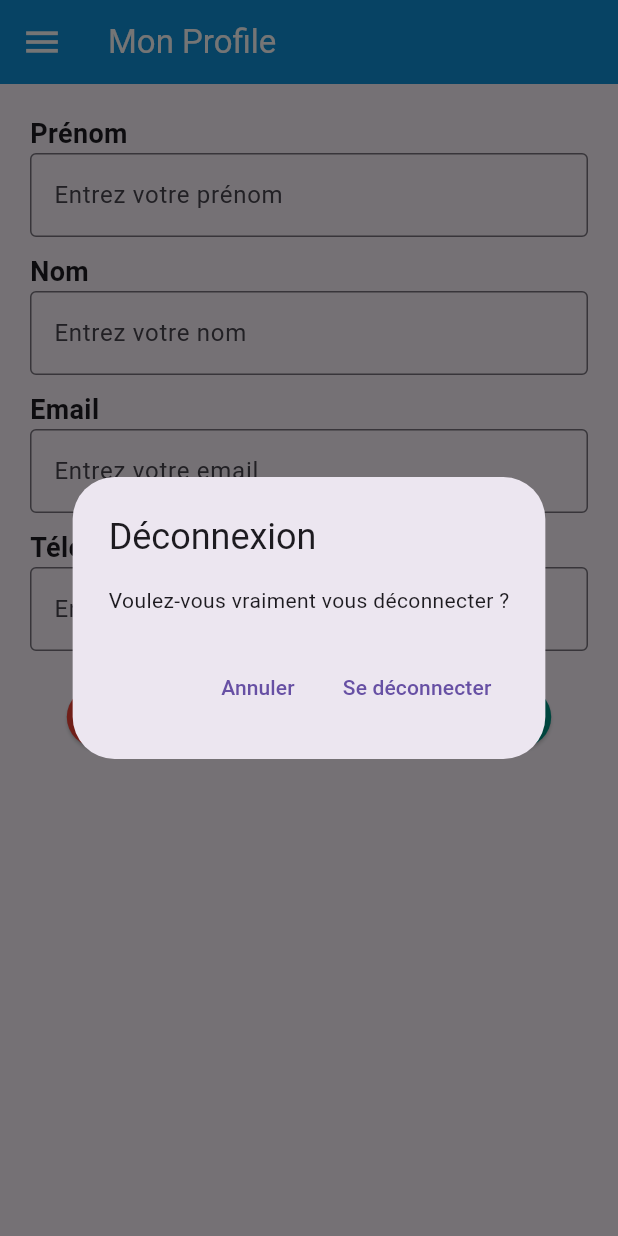
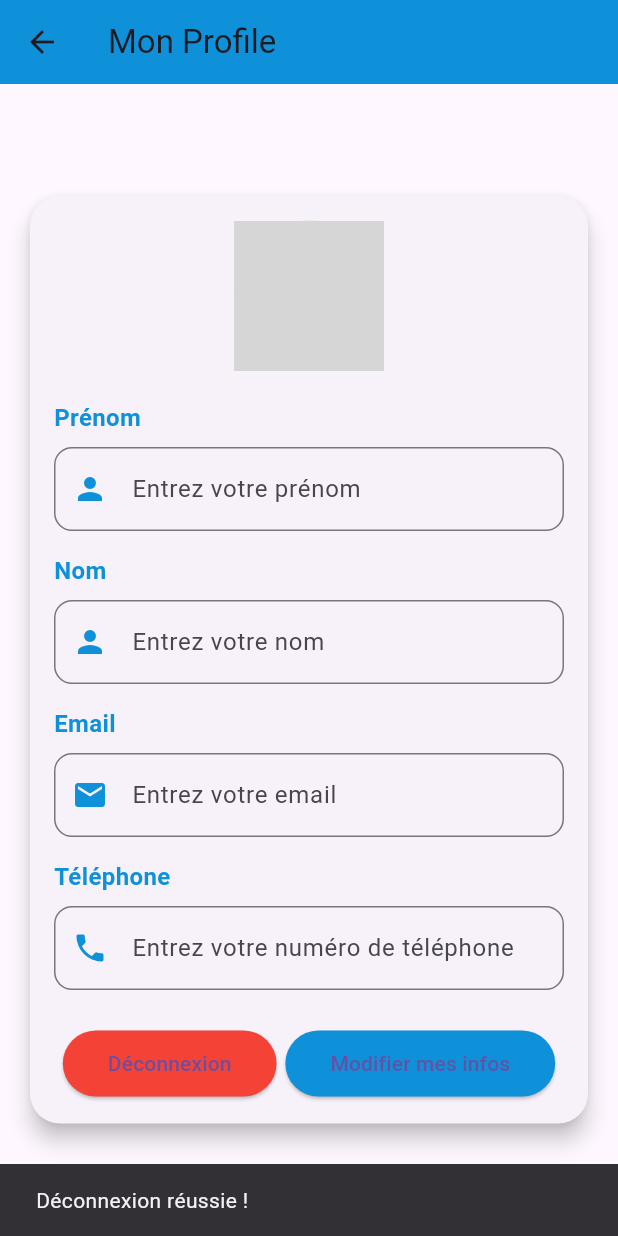
Before and after one commit to 17Cheikhou/gestion_tache, a Flutter app: the MyProfilePage screen opened directly, after a tap on "Déconnexion", on a phone screen of 412 x 824 dp. Run offline on Flutter 3.47's test engine with Material 3 defaults, Android fonts, the phone set to English and light mode, and no system bars; our stand-ins replace image_picker, lottie; grey boxes are pictures that could not be loaded.

Commit message:
Ajout de la fonctionnalité d'image de profil et mise à jour du formulaire

```diff
--- a/lib/Pages/home_Page.dart
+++ b/lib/Pages/home_Page.dart
@@ -93,6 +93,8 @@ class _MyHomePageState extends State<MyHomePage> {
 }
 
 class HomePage extends StatelessWidget {
+  const HomePage({super.key});
+
   @override
   Widget build(BuildContext context) {
     return MyHomePage(title: 'Gestion des Tâches');
--- a/lib/Pages/main_layout.dart
+++ b/lib/Pages/main_layout.dart
@@ -5,15 +5,14 @@ class MainLayout extends StatelessWidget {
   final Widget child; // Widget enfant pour chaque écran
   final String title; // Titre de l'AppBar
 
-  const MainLayout({Key? key, required this.child, required this.title})
-      : super(key: key);
+  const MainLayout({super.key, required this.child, required this.title});
 
   @override
   Widget build(BuildContext context) {
-    final GlobalKey<ScaffoldState> _scaffoldKey = GlobalKey<ScaffoldState>();
+    final GlobalKey<ScaffoldState> scaffoldKey = GlobalKey<ScaffoldState>();
 
     return Scaffold(
-      key: _scaffoldKey, // Clé pour le Drawer
+      key: scaffoldKey, // Clé pour le Drawer
       appBar: AppBar(
         title: Text(
           title,
@@ -24,7 +23,7 @@ class MainLayout extends StatelessWidget {
         leading: IconButton(
           icon: Icon(Icons.menu, color: Colors.white, size: 28),
           onPressed: () {
-            _scaffoldKey.currentState?.openDrawer(); // Ouvre le Drawer
+            scaffoldKey.currentState?.openDrawer(); // Ouvre le Drawer
           },
         ),
       ),
--- a/lib/Pages/onboarding.dart
+++ b/lib/Pages/onboarding.dart
@@ -10,7 +10,7 @@ class OnboardingPage extends StatefulWidget {
 }
 
 class _OnboardingPageState extends State<OnboardingPage> {
-  PageController _pageController = PageController(); // Contrôle la navigation
+  final PageController _pageController = PageController(); // Contrôle la navigation
   int currentPage = 0; // Page actuelle
 
   // Liste des pages d'onboarding avec animations Lottie et textes dynamiques
--- a/lib/Pages/profile_user.dart
+++ b/lib/Pages/profile_user.dart
@@ -1,5 +1,6 @@
 import 'package:flutter/material.dart';
-import 'package:gestion_tache/Pages/home_Page.dart';
+import 'package:image_picker/image_picker.dart';
+import 'dart:io'; // Pour gérer les fichiers d'image
 
 class MyProfilePage extends StatefulWidget {
   const MyProfilePage({super.key, required this.title});
@@ -17,8 +18,20 @@ class _MyProfilePageState extends State<MyProfilePage> {
   final TextEditingController _emailController = TextEditingController();
   final TextEditingController _telephoneController = TextEditingController();
 
-  // GlobalKey pour gérer le Drawer
-  final GlobalKey<ScaffoldState> _scaffoldKey = GlobalKey<ScaffoldState>();
+  // Variable pour stocker l'image choisie
+  File? _imageFile;
+
+  // Méthode pour choisir une image depuis la galerie
+  Future<void> _pickImage() async {
+    final ImagePicker picker = ImagePicker();
+    final XFile? pickedFile =
+        await picker.pickImage(source: ImageSource.gallery);
+    if (pickedFile != null) {
+      setState(() {
+        _imageFile = File(pickedFile.path);
+      });
+    }
+  }
 
   @override
   void dispose() {
@@ -29,181 +42,160 @@ class _MyProfilePageState extends State<MyProfilePage> {
     super.dispose();
   }
 
-  // Méthode pour afficher une alerte lors de la déconnexion
-  void _showLogoutDialog() {
-    showDialog(
-      context: context,
-      builder: (BuildContext context) {
-        return AlertDialog(
-          title: Text("Déconnexion"),
-          content: Text("Voulez-vous vraiment vous déconnecter ?"),
-          actions: [
-            TextButton(
-              child: Text("Annuler"),
-              onPressed: () {
-                Navigator.of(context).pop();
-              },
-            ),
-            TextButton(
-              child: Text("Se déconnecter"),
-              onPressed: () {
-                Navigator.of(context).pop();
-                // Ajouter la logique pour déconnexion ici
-              },
-            ),
-          ],
-        );
-      },
-    );
-  }
-
-  // Méthode pour modifier les informations personnelles
-  void _editProfile() {
-    // Logique pour modifier le profil (par exemple ouvrir une nouvelle page ou un modal)
-    ScaffoldMessenger.of(context).showSnackBar(
-      SnackBar(
-        content: Text("Profil modifié avec succès !"),
-      ),
-    );
-  }
-
   @override
   Widget build(BuildContext context) {
     return Scaffold(
-      key: _scaffoldKey, // Assignation du GlobalKey
       appBar: AppBar(
-        title: Text(
-          widget.title,
-          style: TextStyle(color: Colors.white, fontSize: 22),
-        ),
+        title: Text(widget.title),
         backgroundColor: Color(0xFF0F91DA),
-        elevation: 0,
-        leading: IconButton(
-          icon: Icon(Icons.menu, color: Colors.white, size: 28),
-          onPressed: () {
-            // Utiliser le GlobalKey pour ouvrir le drawer
-            _scaffoldKey.currentState?.openDrawer();
-          },
-        ),
-      ),
-      drawer: Drawer(
-        child: Column(
-          children: [
-            UserAccountsDrawerHeader(
-              accountName: Text(
-                "John Doe",
-                style: TextStyle(fontWeight: FontWeight.bold, fontSize: 18),
-              ),
-              accountEmail: Text("johndoe@example.com"),
-              currentAccountPicture: CircleAvatar(
-                backgroundImage: AssetImage('assets/images/profile.jpg'),
-              ),
-              decoration: BoxDecoration(
-                color: Colors.teal,
-              ),
-            ),
-            ListTile(
-              leading: Icon(Icons.account_circle, color: Color(0xFF0F91DA)),
-              title: Text('Accueil', style: TextStyle(fontSize: 16)),
-              onTap: () {
-                // Naviguer vers la page de profil lorsque l'utilisateur clique sur "Déconnexion"
-                Navigator.push(
-                  context,
-                  MaterialPageRoute(
-                      builder: (context) => MyHomePage(
-                            title: 'Accueil',
-                          )), // Rediriger vers la page de profil
-                );
-              },
-            ),
-            ListTile(
-              leading: Icon(Icons.settings, color: Color(0xFF0F91DA)),
-              title: Text('Paramètres', style: TextStyle(fontSize: 16)),
-              onTap: () {
-                // Navigation vers paramètres
-              },
-            ),
-            Divider(),
-            ListTile(
-              leading: Icon(Icons.logout, color: Colors.red),
-              title: Text('Déconnexion', style: TextStyle(fontSize: 16)),
-              onTap: _showLogoutDialog,
-            ),
-          ],
-        ),
       ),
       body: Padding(
-        padding: const EdgeInsets.all(20.0),
-        child: Column(
-          crossAxisAlignment: CrossAxisAlignment.start,
+        padding: const EdgeInsets.all(16.0),
+        child: Center(
+          child: Card(
+            elevation: 6, // Ombres pour donner un effet de profondeur
+            shape: RoundedRectangleBorder(
+              borderRadius: BorderRadius.circular(20),
+            ),
+            child: Padding(
+              padding: const EdgeInsets.all(16.0),
+              child: ListView(
+                shrinkWrap: true,
                 children: [
-            Text("Prénom",
-                style: TextStyle(fontSize: 18, fontWeight: FontWeight.bold)),
-            TextField(
-              controller: _prenomController,
-              decoration: InputDecoration(
-                hintText: "Entrez votre prénom",
-                border: OutlineInputBorder(),
+                  // Image de profil avec bouton pour changer
+                  Center(
+                    child: GestureDetector(
+                      onTap: _pickImage,
+                      child: CircleAvatar(
+                        radius: 50,
+                        backgroundColor: Colors.grey[300],
+                        backgroundImage: _imageFile != null
+                            ? FileImage(_imageFile!)
+                            : AssetImage('assets/images/profile.jpg')
+                                as ImageProvider,
+                        child: _imageFile == null
+                            ? Icon(Icons.camera_alt, color: Colors.white)
+                            : null,
                       ),
-            ),
-            SizedBox(height: 10),
-            Text("Nom",
-                style: TextStyle(fontSize: 18, fontWeight: FontWeight.bold)),
-            TextField(
-              controller: _nomController,
-              decoration: InputDecoration(
-                hintText: "Entrez votre nom",
-                border: OutlineInputBorder(),
-              ),
-            ),
-            SizedBox(height: 10),
-            Text("Email",
-                style: TextStyle(fontSize: 18, fontWeight: FontWeight.bold)),
-            TextField(
-              controller: _emailController,
-              keyboardType: TextInputType.emailAddress,
-              decoration: InputDecoration(
-                hintText: "Entrez votre email",
-                border: OutlineInputBorder(),
-              ),
-            ),
-            SizedBox(height: 10),
-            Text("Téléphone",
-                style: TextStyle(fontSize: 18, fontWeight: FontWeight.bold)),
-            TextField(
-              controller: _telephoneController,
-              keyboardType: TextInputType.phone,
-              decoration: InputDecoration(
-                hintText: "Entrez votre numéro de téléphone",
-                border: OutlineInputBorder(),
                     ),
                   ),
                   SizedBox(height: 20),
+
+                  // Champs de formulaire
+                  _buildInputField(
+                    label: "Prénom",
+                    controller: _prenomController,
+                    hintText: "Entrez votre prénom",
+                    icon: Icons.person,
+                  ),
+                  SizedBox(height: 15),
+                  _buildInputField(
+                    label: "Nom",
+                    controller: _nomController,
+                    hintText: "Entrez votre nom",
+                    icon: Icons.person,
+                  ),
+                  SizedBox(height: 15),
+                  _buildInputField(
+                    label: "Email",
+                    controller: _emailController,
+                    hintText: "Entrez votre email",
+                    icon: Icons.email,
+                    keyboardType: TextInputType.emailAddress,
+                  ),
+                  SizedBox(height: 15),
+                  _buildInputField(
+                    label: "Téléphone",
+                    controller: _telephoneController,
+                    hintText: "Entrez votre numéro de téléphone",
+                    icon: Icons.phone,
+                    keyboardType: TextInputType.phone,
+                  ),
+                  SizedBox(height: 25),
+
+                  // Boutons
                   Row(
                     mainAxisAlignment: MainAxisAlignment.spaceEvenly,
                     children: [
                       ElevatedButton(
-                  onPressed: _showLogoutDialog,
+                        onPressed: () {
+                          ScaffoldMessenger.of(context).showSnackBar(
+                            SnackBar(content: Text("Déconnexion réussie !")),
+                          );
+                        },
+                        style: ElevatedButton.styleFrom(
+                          backgroundColor: Colors.red,
+                          padding: EdgeInsets.symmetric(
+                              horizontal: 30, vertical: 12),
+                          shape: RoundedRectangleBorder(
+                            borderRadius: BorderRadius.circular(30),
+                          ),
+                        ),
                         child: Text("Déconnexion"),
-                  style: ElevatedButton.styleFrom(backgroundColor: Colors.red),
                       ),
                       ElevatedButton(
-                  onPressed: _editProfile,
+                        onPressed: () {
+                          ScaffoldMessenger.of(context).showSnackBar(
+                            SnackBar(content: Text("Profil modifié !")),
+                          );
+                        },
+                        style: ElevatedButton.styleFrom(
+                          backgroundColor: Color(0xFF0F91DA),
+                          padding: EdgeInsets.symmetric(
+                              horizontal: 30, vertical: 12),
+                          shape: RoundedRectangleBorder(
+                            borderRadius: BorderRadius.circular(30),
+                          ),
+                        ),
                         child: Text("Modifier mes infos"),
-                  style: ElevatedButton.styleFrom(backgroundColor: Colors.teal),
                       ),
                     ],
                   ),
                 ],
               ),
             ),
+          ),
+        ),
+      ),
+    );
+  }
+
+  // Widget pour construire les champs de saisie
+  Widget _buildInputField({
+    required String label,
+    required TextEditingController controller,
+    required String hintText,
+    required IconData icon,
+    TextInputType? keyboardType,
+  }) {
+    return Column(
+      crossAxisAlignment: CrossAxisAlignment.start,
+      children: [
+        Text(
+          label,
+          style: TextStyle(
+            fontSize: 16,
+            fontWeight: FontWeight.bold,
+            color: Color(0xFF0F91DA),
+          ),
+        ),
+        SizedBox(height: 8),
+        TextFormField(
+          controller: controller,
+          keyboardType: keyboardType,
+          decoration: InputDecoration(
+            hintText: hintText,
+            prefixIcon: Icon(icon, color: Color(0xFF0F91DA)),
+            border: OutlineInputBorder(
+              borderRadius: BorderRadius.circular(12),
+            ),
+            focusedBorder: OutlineInputBorder(
+              borderRadius: BorderRadius.circular(12),
+              borderSide: BorderSide(color: Color(0xFF0F91DA), width: 2),
+            ),
+          ),
+        ),
+      ],
     );
   }
 }
-
-class HomePage extends StatelessWidget {
-  @override
-  Widget build(BuildContext context) {
-    return MyProfilePage(title: 'Gestion des Tâches');
-  }
-}
--- a/pubspec.yaml
+++ b/pubspec.yaml
@@ -14,6 +14,7 @@ dependencies:
   flutter_launcher_icons: ^0.13.1
   flutter_native_splash: ^2.4.1
   lottie: ^3.1.3
+  image_picker: ^0.8.5+3
 
 dev_dependencies:
   flutter_test:
```
Also changed, not shown: pubspec.lock, 5 other files. Lines whose indentation alone changed are shown as unchanged.
